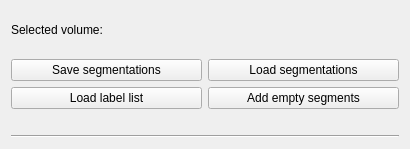
Old version of the form CxrAISlicer/SegmentEditorMultiLabel2D/Resources/UI/SegmentEditorMultiLabel2D.ui in the repository szymswiat/Slicer3D-Extension-MultiLabel2D.
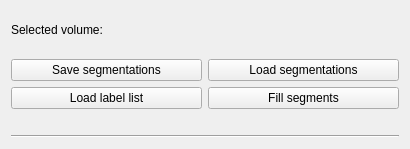
New version of the form. Custom widgets are drawn as their Qt base class.

Commit message: Add empty segments -> fill segments

What changed in the file:
```diff
--- a/CxrAISlicer/SegmentEditorMultiLabel2D/Resources/UI/SegmentEditorMultiLabel2D.ui
+++ b/CxrAISlicer/SegmentEditorMultiLabel2D/Resources/UI/SegmentEditorMultiLabel2D.ui
@@ -75,7 +75,7 @@
      <item>
       <widget class="QPushButton" name="initializeSegmentsButton">
        <property name="text">
-        <string>Add empty segments</string>
+        <string>Fill segments</string>
        </property>
       </widget>
      </item>
```
Left out of the diff: 2 changed lines with no effect on the pictures. The commit also changes 3 other files.
